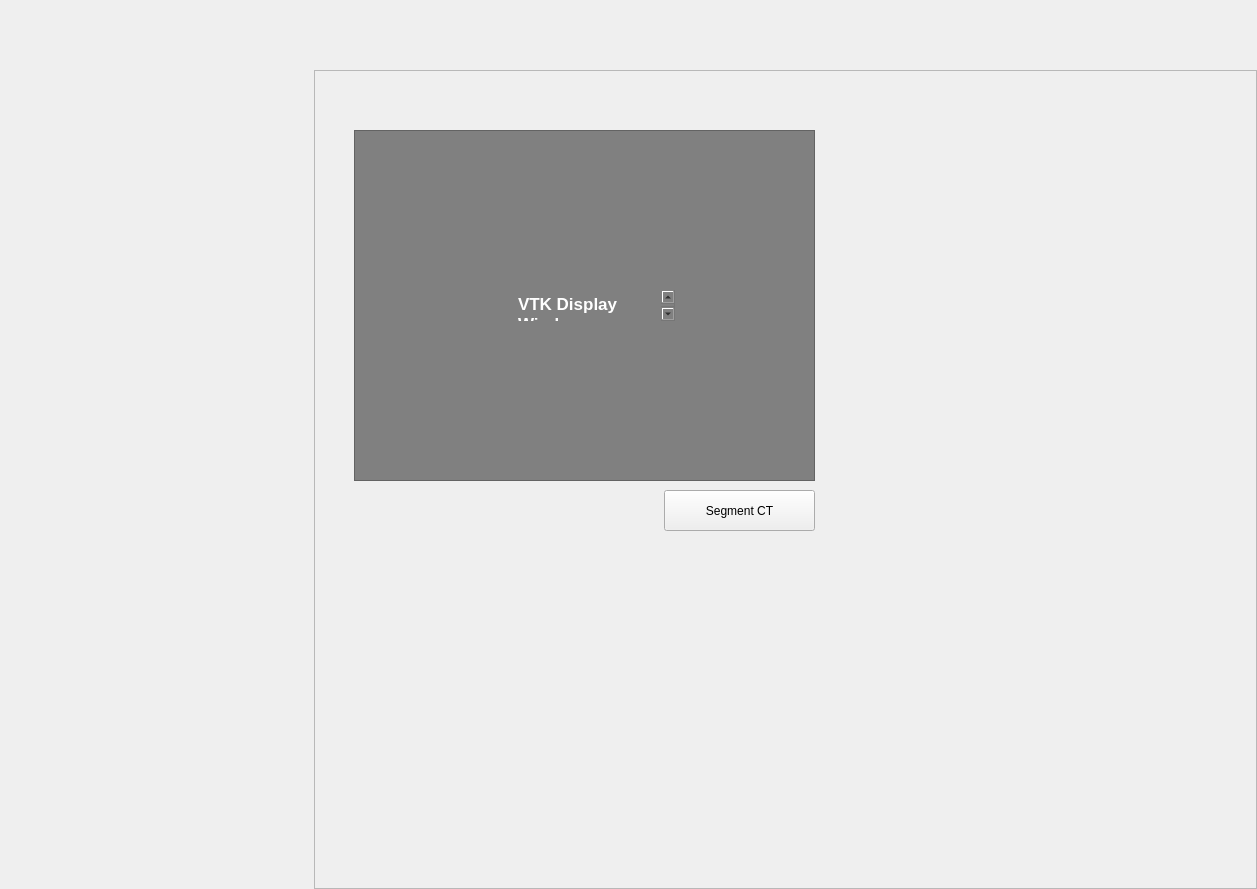
Before: the Qt Designer form frontend_pages/segmentation/segmentation_window.ui in sdpunit/OrthoVis, drawn with Qt 5.
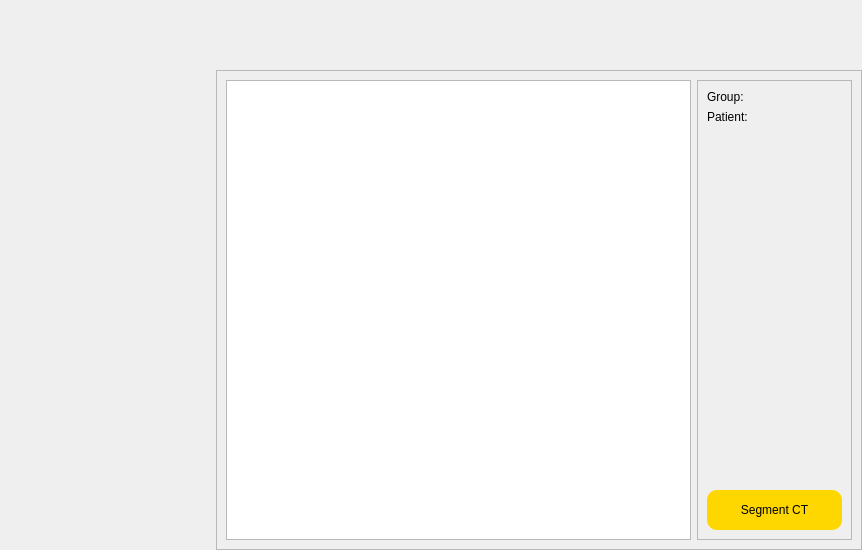
After: the same form once the commit is applied. Custom widgets are drawn as their Qt base class.

Commit message: Segmentation page interface updated

The edit to the form file:
```diff
--- a/frontend_pages/segmentation/segmentation_window.ui
+++ b/frontend_pages/segmentation/segmentation_window.ui
@@ -6,13 +6,16 @@
    <rect>
     <x>0</x>
     <y>0</y>
-    <width>1257</width>
-    <height>889</height>
+    <width>862</width>
+    <height>550</height>
    </rect>
   </property>
   <property name="windowTitle">
    <string>Form</string>
   </property>
+  <property name="styleSheet">
+   <string notr="true"/>
+  </property>
   <layout class="QHBoxLayout" name="horizontalLayout" stretch="1,3">
    <property name="spacing">
     <number>0</number>
@@ -40,7 +43,7 @@
     </widget>
    </item>
    <item>
-    <widget class="QWidget" name="mainpanel" native="true">
+    <widget class="QWidget" name="rightpanel" native="true">
      <property name="sizePolicy">
       <sizepolicy hsizetype="Expanding" vsizetype="Expanding">
        <horstretch>0</horstretch>
@@ -80,7 +83,7 @@
        </widget>
       </item>
       <item>
-       <widget class="QFrame" name="frame_2">
+       <widget class="QFrame" name="mainpanel">
         <property name="sizePolicy">
          <sizepolicy hsizetype="Expanding" vsizetype="Expanding">
           <horstretch>0</horstretch>
@@ -93,65 +96,67 @@
         <property name="frameShadow">
          <enum>QFrame::Shadow::Raised</enum>
         </property>
-        <widget class="QFrame" name="frame_3">
-         <property name="geometry">
-          <rect>
-           <x>40</x>
-           <y>60</y>
-           <width>461</width>
-           <height>351</height>
-          </rect>
-         </property>
-         <property name="styleSheet">
-          <string notr="true">background-color: grey;</string>
-         </property>
+        <layout class="QHBoxLayout" name="horizontalLayout_2" stretch="3,1">
+         <item>
+          <widget class="QGraphicsView" name="VTK_display"/>
+         </item>
+         <item>
+          <widget class="QFrame" name="details">
          <property name="frameShape">
           <enum>QFrame::Shape::StyledPanel</enum>
          </property>
          <property name="frameShadow">
           <enum>QFrame::Shadow::Raised</enum>
          </property>
-         <widget class="QTextEdit" name="textEdit_2">
-          <property name="geometry">
-           <rect>
-            <x>160</x>
-            <y>160</y>
-            <width>161</width>
-            <height>31</height>
-           </rect>
-          </property>
+           <layout class="QVBoxLayout" name="verticalLayout_2" stretch="3,1">
+            <item>
+             <layout class="QFormLayout" name="info">
+              <item row="0" column="0">
+               <widget class="QLabel" name="group_lbl">
+                <property name="styleSheet">
+                 <string notr="true">font: 12pt &quot;Segoe UI&quot;;</string>
+                </property>
+                <property name="text">
+                 <string>Group:</string>
+                </property>
+               </widget>
+              </item>
+              <item row="1" column="0">
+               <widget class="QLabel" name="patient_lbl">
           <property name="styleSheet">
-           <string notr="true">text-align: center;
-color: white;
-border: none;</string>
-          </property>
-          <property name="html">
-           <string>&lt;!DOCTYPE HTML PUBLIC &quot;-//W3C//DTD HTML 4.0//EN&quot; &quot;http://www.w3.org/TR/REC-html40/strict.dtd&quot;&gt;
-&lt;html&gt;&lt;head&gt;&lt;meta name=&quot;qrichtext&quot; content=&quot;1&quot; /&gt;&lt;meta charset=&quot;utf-8&quot; /&gt;&lt;style type=&quot;text/css&quot;&gt;
-p, li { white-space: pre-wrap; }
-hr { height: 1px; border-width: 0; }
-li.unchecked::marker { content: &quot;\2610&quot;; }
-li.checked::marker { content: &quot;\2612&quot;; }
-&lt;/style&gt;&lt;/head&gt;&lt;body style=&quot; font-family:'Segoe UI'; font-size:10.5pt; font-weight:400; font-style:normal;&quot;&gt;
-&lt;p style=&quot; margin-top:0px; margin-bottom:0px; margin-left:0px; margin-right:0px; -qt-block-indent:0; text-indent:0px;&quot;&gt;&lt;span style=&quot; font-family:'.AppleSystemUIFont'; font-size:13pt; font-weight:700;&quot;&gt;VTK Display Window&lt;/span&gt;&lt;/p&gt;&lt;/body&gt;&lt;/html&gt;</string>
-          </property>
-         </widget>
-        </widget>
-        <widget class="QPushButton" name="segment_btn_2">
-         <property name="geometry">
-          <rect>
-           <x>350</x>
-           <y>420</y>
-           <width>151</width>
-           <height>41</height>
-          </rect>
+                 <string notr="true">font: 12pt &quot;Segoe UI&quot;;</string>
+                </property>
+                <property name="text">
+                 <string>Patient:</string>
+                </property>
+               </widget>
+              </item>
+             </layout>
+            </item>
+            <item>
+             <widget class="QPushButton" name="segment_btn">
+              <property name="minimumSize">
+               <size>
+                <width>0</width>
+                <height>40</height>
+               </size>
+              </property>
+              <property name="styleSheet">
+               <string notr="true">background-color: rgb(255, 215, 0);
+border-radius: 10px;
+border: none;
+font: 600 12pt &quot;Segoe UI&quot;;
+</string>
          </property>
          <property name="text">
           <string>Segment CT</string>
          </property>
         </widget>
-        <zorder>segment_btn_2</zorder>
-        <zorder>frame_3</zorder>
+            </item>
+           </layout>
+          </widget>
+         </item>
+        </layout>
        </widget>
       </item>
      </layout>
```
Lines whose indentation alone changed are shown as unchanged. The commit also changes 1 other file.
